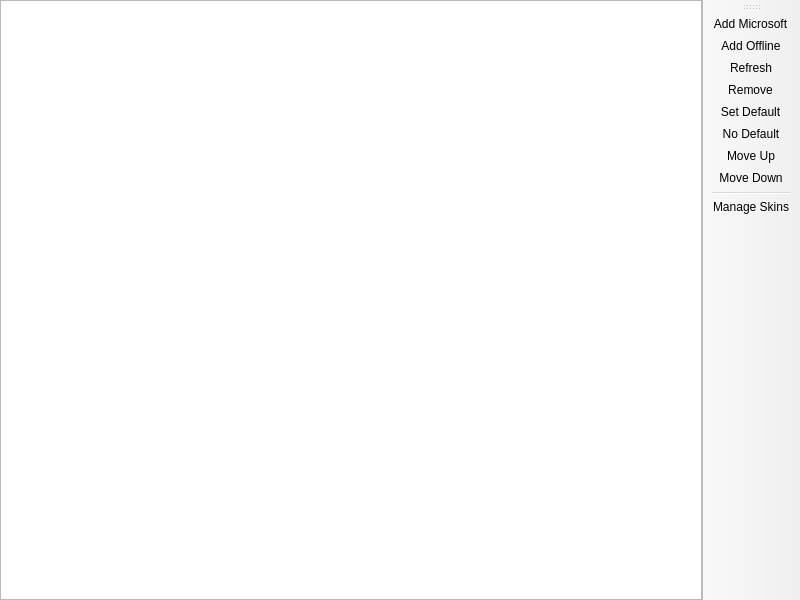
Qt form launcher/ui/pages/global/AccountListPage.ui (KAKTYS200/FrendsLauncher) before a commit.
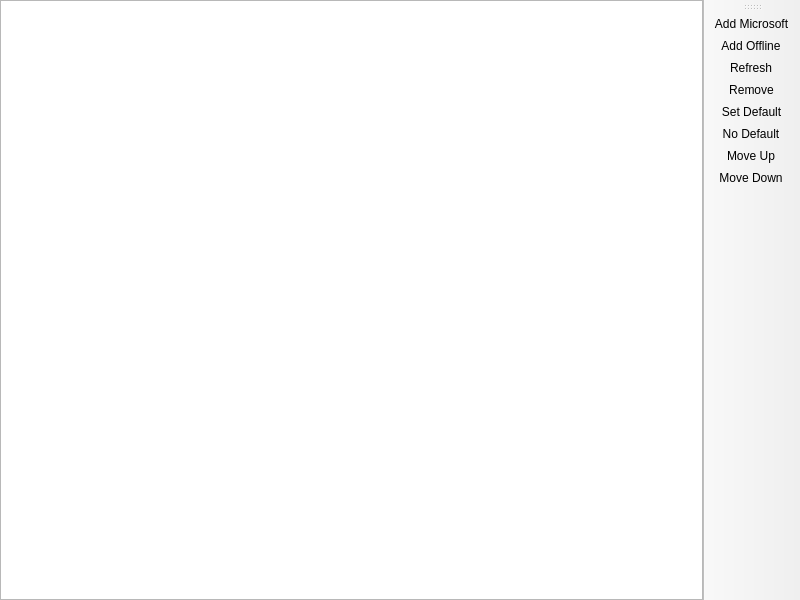
The same form after that commit. Custom widgets are drawn as their Qt base class.

Patch:
```diff
--- a/launcher/ui/pages/global/AccountListPage.ui
+++ b/launcher/ui/pages/global/AccountListPage.ui
@@ -60,8 +60,6 @@
    <addaction name="actionNoDefault"/>
    <addaction name="actionMoveUp"/>
    <addaction name="actionMoveDown"/>
-   <addaction name="separator"/>
-   <addaction name="actionManageSkins"/>
   </widget>
   <action name="actionSetDefault">
    <property name="text">
@@ -76,14 +74,6 @@
     <string>&amp;No Default</string>
    </property>
   </action>
-  <action name="actionManageSkins">
-   <property name="text">
-    <string>&amp;Manage Skins</string>
-   </property>
-   <property name="toolTip">
-    <string>Manage Skins</string>
-   </property>
-  </action>
   <action name="actionAddMicrosoft">
    <property name="text">
     <string>&amp;Add Microsoft</string>
```
